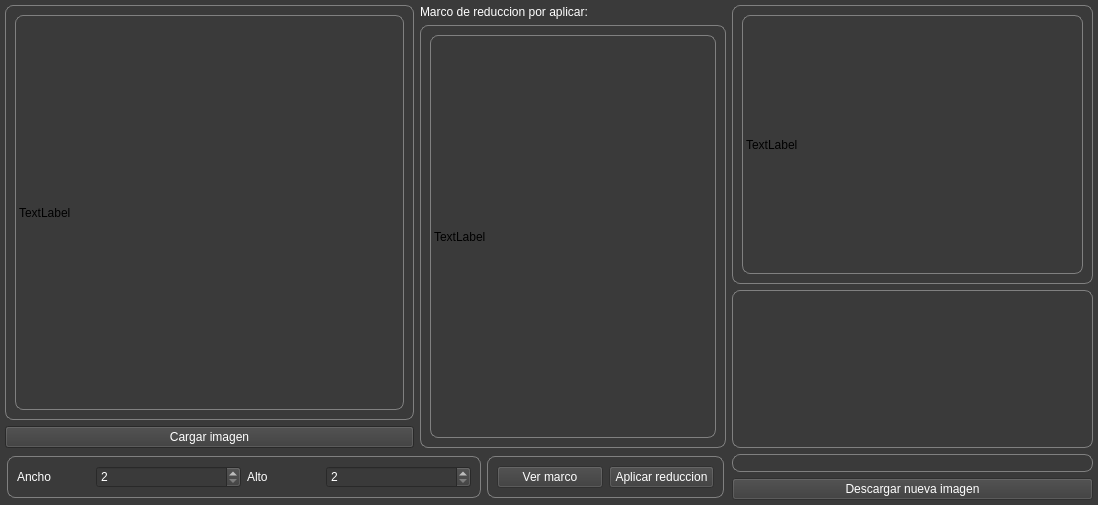
This is gui_main.ui in leninrkb/reduccion-de-imagenes-python as Qt 5 draws it before an edit. The edited form follows.
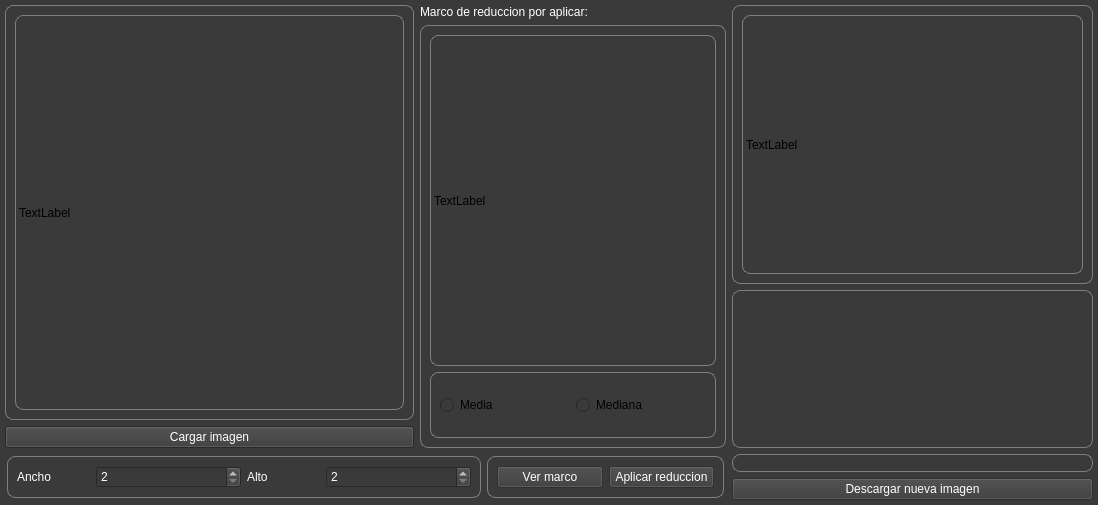
This is the edited form.

The edit to the form file:
```diff
--- a/gui_main.ui
+++ b/gui_main.ui
@@ -219,14 +219,40 @@
                   <property name="frameShadow">
                    <enum>QFrame::Raised</enum>
                   </property>
-                  <layout class="QGridLayout" name="gridLayout">
-                   <item row="0" column="0">
+                  <layout class="QVBoxLayout" name="verticalLayout_9" stretch="10,2">
+                   <item>
                     <widget class="QLabel" name="label_marco">
                      <property name="text">
                       <string>TextLabel</string>
                      </property>
                     </widget>
                    </item>
+                   <item>
+                    <widget class="QFrame" name="frame_11">
+                     <property name="frameShape">
+                      <enum>QFrame::StyledPanel</enum>
+                     </property>
+                     <property name="frameShadow">
+                      <enum>QFrame::Raised</enum>
+                     </property>
+                     <layout class="QHBoxLayout" name="horizontalLayout_6">
+                      <item>
+                       <widget class="QRadioButton" name="radioButton_media">
+                        <property name="text">
+                         <string>Media</string>
+                        </property>
+                       </widget>
+                      </item>
+                      <item>
+                       <widget class="QRadioButton" name="radioButton_mediana">
+                        <property name="text">
+                         <string>Mediana</string>
+                        </property>
+                       </widget>
+                      </item>
+                     </layout>
+                    </widget>
+                   </item>
                   </layout>
                  </widget>
                 </item>
```
